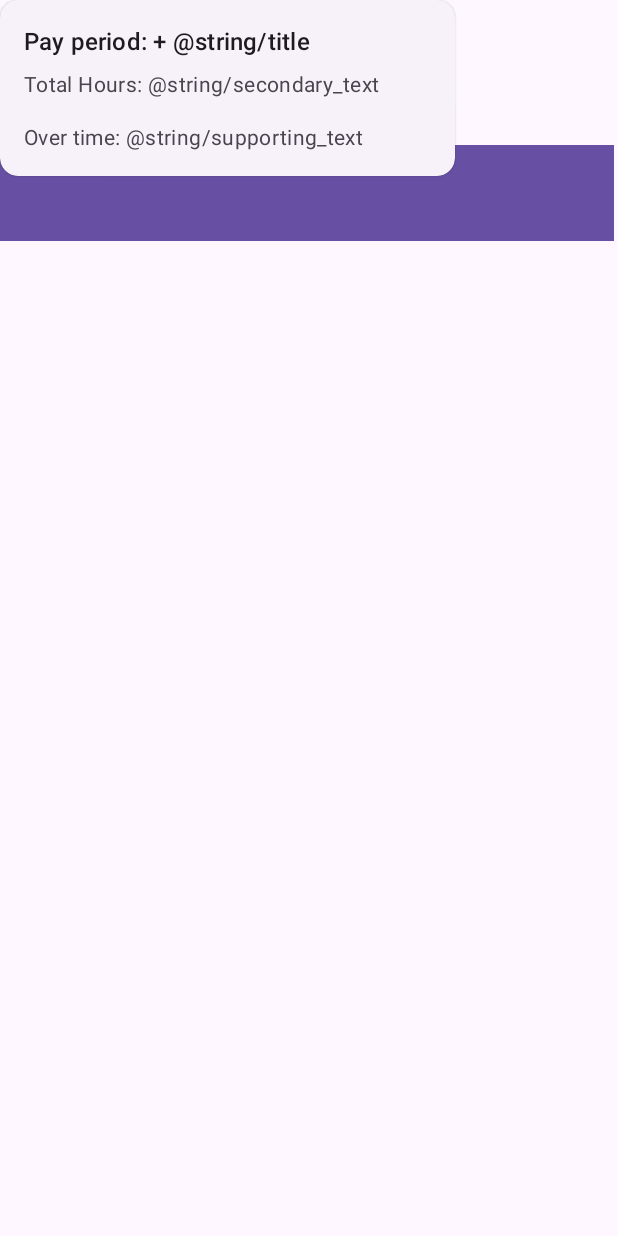
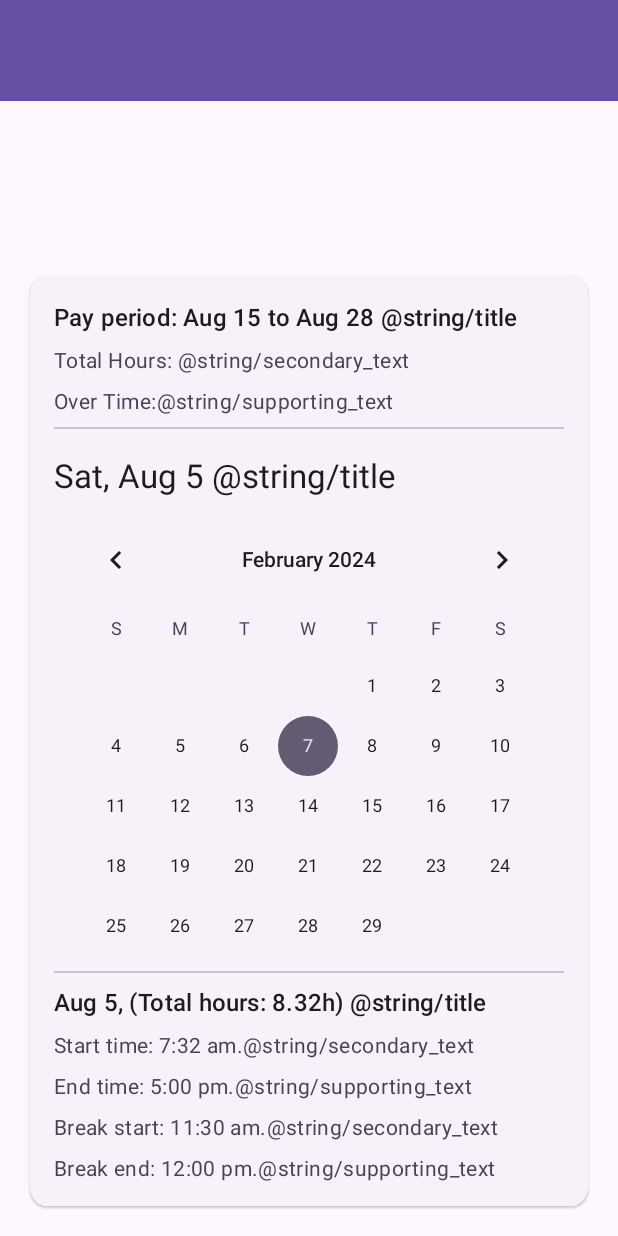
Before and after one commit to masamoe/Optimate, an Android app built with Jetpack Compose: the viewHistory screen opened directly, with no data from a screen before it, on a phone screen of 412 x 824 dp. Run offline under Robolectric (Android 15) with nearby library versions, the phone set to English and light mode, and no system bars; Roboto replaces fonts that are not available here.

```diff
--- a/app/src/main/java/com/example/optimate/EmployeeFlow/clockModule.kt
+++ b/app/src/main/java/com/example/optimate/EmployeeFlow/clockModule.kt
@@ -99,6 +99,9 @@ class clockModule : AppCompatActivity() {
                 clockInButton.text = getString(R.string.clock_in)
                 clockInButton.backgroundTintList = getColorStateList(R.color.light_green)
                 clockOutButton.text = getString(R.string.clock_out)
+                clockOutButton.backgroundTintList = getColorStateList(R.color.light_grey)
+                clockOutButton.setTextColor(getColor(R.color.grey))
+
 
             }
         }
--- a/app/src/main/res/layout/activity_view_history.xml
+++ b/app/src/main/res/layout/activity_view_history.xml
@@ -6,34 +6,27 @@ android:layout_width="match_parent"
 android:layout_height="match_parent"
 tools:context=".EmployeeFlow.viewHistory">
 
-<androidx.constraintlayout.widget.Barrier
-    android:layout_width="wrap_content"
-    android:layout_height="wrap_content"
-    app:barrierDirection="top" />
-
     <androidx.appcompat.widget.Toolbar
         android:id="@+id/toolbar2"
-    android:layout_width="409dp"
-    android:layout_height="wrap_content"
-    android:layout_marginBottom="663dp"
+        android:layout_width="412dp"
+        android:layout_height="67dp"
         android:background="?attr/colorPrimary"
         android:minHeight="?attr/actionBarSize"
         android:theme="?attr/actionBarTheme"
-    app:layout_constraintBottom_toBottomOf="parent"
+        app:layout_constraintBottom_toTopOf="@+id/card"
         app:layout_constraintEnd_toEndOf="parent"
-    app:layout_constraintHorizontal_bias="0.0"
         app:layout_constraintStart_toStartOf="parent"
         app:layout_constraintTop_toTopOf="parent"
-    app:layout_constraintVertical_bias="1.0" />
+        app:layout_constraintVertical_bias="0.0" />
 
     <com.google.android.material.card.MaterialCardView
+        android:id="@+id/card"
         style="?attr/materialCardViewElevatedStyle"
-    android:id="@+id/card"
-    android:layout_width="303dp"
-    android:layout_height="117dp"
-    android:layout_margin="8dp"
-    tools:layout_editor_absoluteX="55dp"
-    tools:layout_editor_absoluteY="101dp">
+        android:layout_width="match_parent"
+        android:layout_height="wrap_content"
+        android:layout_margin="20dp"
+
+        app:layout_constraintBottom_toBottomOf="parent">
 
         <LinearLayout
             android:layout_width="match_parent"
@@ -51,7 +44,7 @@ tools:context=".EmployeeFlow.viewHistory">
                 <TextView
                     android:layout_width="wrap_content"
                     android:layout_height="wrap_content"
-                android:text="Pay period: + @string/title"
+                    android:text="Pay period: Aug 15 to Aug 28 @string/title"
                     android:textAppearance="?attr/textAppearanceTitleMedium" />
 
                 <TextView
@@ -65,12 +58,80 @@ tools:context=".EmployeeFlow.viewHistory">
                 <TextView
                     android:layout_width="wrap_content"
                     android:layout_height="wrap_content"
-                android:layout_marginTop="16dp"
-                android:text="Over time: @string/supporting_text"
+                    android:layout_marginTop="8dp"
+                    android:text="Over Time:@string/supporting_text"
+                    android:textAppearance="?attr/textAppearanceBodyMedium"
+                    android:textColor="?android:attr/textColorSecondary" />
+
+                <com.google.android.material.divider.MaterialDivider
+                    android:layout_marginTop="8dp"
+                    android:layout_marginBottom="8dp"
+                    android:layout_width="match_parent"
+                    android:layout_height="wrap_content"/>
+
+
+                <TextView
+                    android:layout_width="wrap_content"
+                    android:layout_height="wrap_content"
+                    android:layout_marginTop="8dp"
+                    android:text="Sat, Aug 5 @string/title"
+                    android:textAppearance="?attr/textAppearanceTitleLarge" />
+
+                <CalendarView
+                    android:layout_marginTop="8dp"
+                    android:id="@+id/calendarView3"
+                    android:layout_width="match_parent"
+                    android:layout_height="300dp"
+                    tools:layout_editor_absoluteX="34dp"
+                    tools:layout_editor_absoluteY="74dp" />
+
+                <com.google.android.material.divider.MaterialDivider
+                    android:layout_marginTop="8dp"
+                    android:layout_marginBottom="8dp"
+                    android:layout_width="match_parent"
+                    android:layout_height="wrap_content"/>
+
+                <TextView
+                    android:layout_width="wrap_content"
+                    android:layout_height="wrap_content"
+                    android:text="Aug 5, (Total hours: 8.32h) @string/title"
+                    android:textAppearance="?attr/textAppearanceTitleMedium" />
+
+                <TextView
+                    android:layout_width="wrap_content"
+                    android:layout_height="wrap_content"
+                    android:layout_marginTop="8dp"
+                    android:text="Start time: 7:32 am.@string/secondary_text"
+                    android:textAppearance="?attr/textAppearanceBodyMedium"
+                    android:textColor="?android:attr/textColorSecondary" />
+
+                <TextView
+                    android:layout_width="wrap_content"
+                    android:layout_height="wrap_content"
+                    android:layout_marginTop="8dp"
+                    android:text="End time: 5:00 pm.@string/supporting_text"
+                    android:textAppearance="?attr/textAppearanceBodyMedium"
+                    android:textColor="?android:attr/textColorSecondary" />
+                <TextView
+                    android:layout_width="wrap_content"
+                    android:layout_height="wrap_content"
+                    android:layout_marginTop="8dp"
+                    android:text="Break start: 11:30 am.@string/secondary_text"
+                    android:textAppearance="?attr/textAppearanceBodyMedium"
+                    android:textColor="?android:attr/textColorSecondary" />
+
+                <TextView
+                    android:layout_width="wrap_content"
+                    android:layout_height="wrap_content"
+                    android:layout_marginTop="8dp"
+                    android:text="Break end: 12:00 pm.@string/supporting_text"
                     android:textAppearance="?attr/textAppearanceBodyMedium"
                     android:textColor="?android:attr/textColorSecondary" />
 
             </LinearLayout>
+
+
+            <!-- Buttons -->
 
 
         </LinearLayout>
@@ -78,4 +139,5 @@ tools:context=".EmployeeFlow.viewHistory">
     </com.google.android.material.card.MaterialCardView>
 
 
+
 </androidx.constraintlayout.widget.ConstraintLayout>
```
Also changed, not shown: app/src/main/AndroidManifest.xml (+10 -4 lines), app/src/main/java/com/example/optimate/EmployeeFlow/scheduleModule.kt (added, +12 -0 lines), app/src/main/res/drawable/button_selector.xml (added, +71 -0 lines), app/src/main/res/layout/activity_schedule_module.xml (added, +135 -0 lines). Lines whose indentation alone changed are shown as unchanged.
